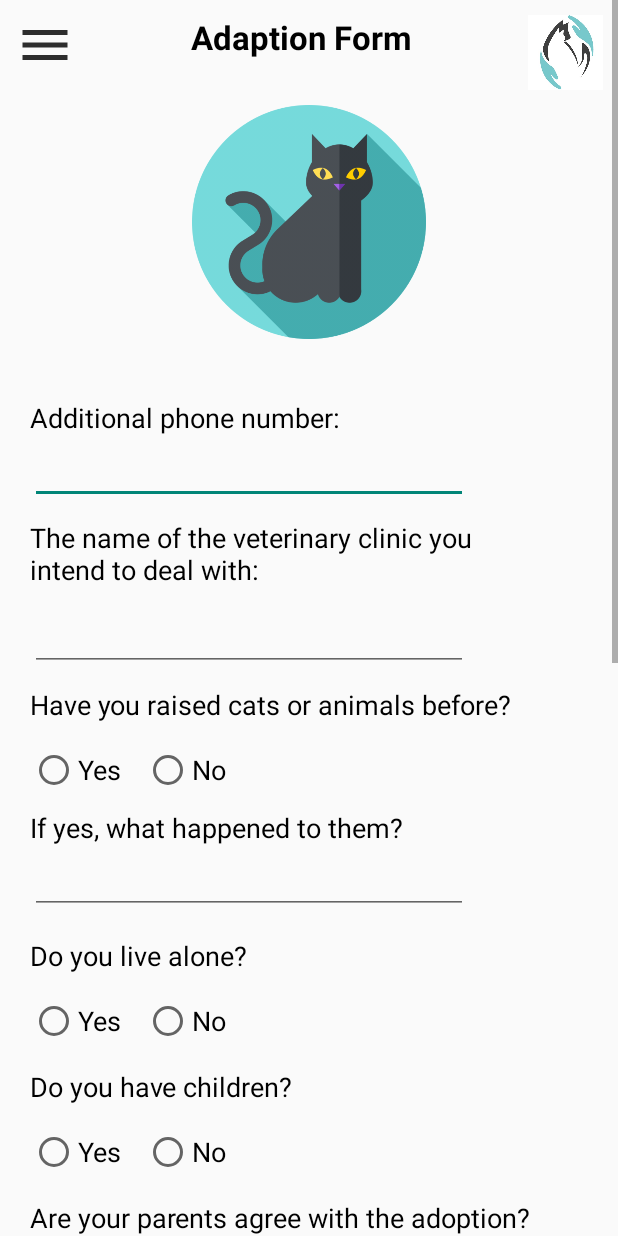
After one commit to Tbnaa/Tbnaa_v1, an Android app: the AdaptionForm screen opened directly, with no data from a screen before it, on a phone screen of 412 x 824 dp. The commit adds this screen. Run offline under Robolectric (Android 15) with nearby library versions, the phone set to English and light mode, and no system bars; 1 statement that could not run was skipped.

Commit message:
Completing Adaption Form

```diff
--- /dev/null
+++ b/app/src/main/java/com/example/tbnaaproject/ui/AdaptionForm.java
@@ -0,0 +1,16 @@
+package com.example.tbnaaproject.ui;
+
+import androidx.appcompat.app.AppCompatActivity;
+
+import android.os.Bundle;
+
+import com.example.tbnaaproject.R;
+
+public class AdaptionForm extends AppCompatActivity {
+
+    @Override
+    protected void onCreate(Bundle savedInstanceState) {
+        super.onCreate(savedInstanceState);
+        setContentView(R.layout.activity_adaption_form);
+    }
+}
--- /dev/null
+++ b/app/src/main/res/layout/activity_adaption_form.xml
@@ -0,0 +1,571 @@
+<?xml version="1.0" encoding="utf-8"?>
+<RelativeLayout xmlns:android="http://schemas.android.com/apk/res/android"
+    xmlns:app="http://schemas.android.com/apk/res-auto"
+    xmlns:tools="http://schemas.android.com/tools"
+    android:layout_width="match_parent"
+    android:layout_height="match_parent"
+    tools:context=".ui.AdaptionForm">
+
+    <ScrollView
+        android:layout_width="match_parent"
+        android:layout_height="match_parent">
+
+        <TableLayout
+            android:layout_width="match_parent"
+            android:layout_height="match_parent">
+
+            <LinearLayout
+                android:layout_width="match_parent"
+                android:layout_height="wrap_content"
+                android:padding="10dp"
+                android:orientation="horizontal">
+
+                <ImageView
+                    android:layout_width="40dp"
+                    android:layout_height="40dp"
+                    android:layout_alignParentLeft="true"
+                    android:contentDescription="humburger menu icon"
+                    android:src="@drawable/ic_menu"></ImageView>
+                //TODO: make the text changeable based on each page using the tool bar
+                <TextView
+                    android:layout_width="0dp"
+                    android:layout_weight="1"
+                    android:layout_height="wrap_content"
+                    android:text="Adaption Form"
+                    android:textColor="@android:color/black"
+                    android:gravity="center"
+                    android:textSize="22sp"
+                    android:textStyle="bold"></TextView>
+
+                <ImageView
+                    android:layout_width="50dp"
+                    android:layout_height="50dp"
+                    android:layout_alignParentRight="true"
+                    android:contentDescription="logo to be placed"
+                    android:src="@drawable/playstore"></ImageView>
+
+            </LinearLayout>
+
+            <TableRow
+                android:layout_width="match_parent"
+                android:layout_height="match_parent"
+                android:layout_marginTop="-70dp"/>
+
+            <ImageView
+                android:id="@+id/imageView"
+                android:layout_width="274dp"
+                android:layout_height="156dp"
+                android:layout_gravity="center_horizontal"
+                android:layout_marginTop="70dp"
+                android:src="@drawable/blackcat"
+                />
+
+            <TableRow
+                android:layout_width="match_parent"
+                android:layout_height="match_parent" >
+
+
+            </TableRow>
+
+            <TableRow
+                android:layout_width="match_parent"
+                android:layout_height="match_parent" >
+
+                <TextView
+                    android:id="@+id/catName_textView"
+                    android:layout_width="wrap_content"
+                    android:layout_height="wrap_content"
+                    android:layout_marginLeft="20dp"
+                    android:layout_weight="1"
+                    android:text="Additional phone number:"
+                    android:textColor="#000000"
+                    android:textSize="18sp"
+                    android:layout_marginTop="40dp"/>
+            </TableRow>
+
+            <TableRow
+                android:layout_width="match_parent"
+                android:layout_height="match_parent">
+
+                <EditText
+                    android:id="@+id/catName_editText"
+                    android:layout_width="wrap_content"
+                    android:layout_height="wrap_content"
+                    android:layout_weight="1"
+                    android:layout_marginRight="100dp"
+                    android:layout_marginLeft="20dp"
+                    android:ems="10"
+                    android:inputType="textPersonName" />
+            </TableRow>
+
+
+
+            <TableRow
+                android:layout_width="match_parent"
+                android:layout_height="match_parent" >
+
+                <TextView
+                    android:id="@+id/catAge_TextView1"
+                    android:layout_width="333dp"
+                    android:layout_height="wrap_content"
+                    android:layout_marginLeft="20dp"
+                    android:layout_marginTop="10dp"
+                    android:layout_weight="1"
+                    android:layout_marginRight="80dp"
+                    android:text="The name of the veterinary clinic you intend to deal with:"
+                    android:textColor="#000000"
+                    android:textSize="18sp" />
+            </TableRow>
+
+
+
+            <TableRow
+                android:layout_width="match_parent"
+                android:layout_height="match_parent" >
+
+                <EditText
+                    android:layout_marginTop="10dp"
+                    android:id="@+id/editTextTextMultiLine"
+                    android:layout_width="wrap_content"
+                    android:layout_height="wrap_content"
+                    android:ems="10"
+                    android:layout_weight="1"
+                    android:layout_marginRight="100dp"
+                    android:gravity="start|top"
+                    android:inputType="textMultiLine"
+                    android:layout_marginLeft="20dp"
+                    />
+            </TableRow>
+            <TableRow
+                android:layout_width="match_parent"
+                android:layout_height="match_parent" >
+
+                <TextView
+                    android:id="@+id/catAge_textView1"
+                    android:layout_width="wrap_content"
+                    android:layout_height="wrap_content"
+                    android:layout_marginLeft="20dp"
+                    android:layout_marginTop="10dp"
+                    android:layout_weight="1"
+                    android:text="Have you raised cats or animals before?"
+                    android:textColor="#000000"
+                    android:textSize="18sp" />
+            </TableRow>
+
+            <TableRow
+                android:layout_width="match_parent"
+                android:layout_height="match_parent" >
+
+
+                    <RadioGroup
+                        android:layout_marginTop="15dp"
+                        android:layout_width="wrap_content"
+                        android:layout_height="wrap_content"
+                        android:layout_weight="1"
+                        android:orientation="horizontal">
+
+                        <RadioButton
+                            android:id="@+id/ryadioButton35"
+                            android:layout_width="76dp"
+                            android:layout_height="wrap_content"
+                            android:layout_marginLeft="20dp"
+                            android:text="Yes"
+                            android:textSize="18sp" />
+
+                        <RadioButton
+                            android:id="@+id/radio5Button246"
+                            android:layout_width="89dp"
+                            android:layout_height="wrap_content"
+                            android:layout_weight="1"
+                            android:text="No"
+                            android:textSize="18sp" />Size="18sp" />
+                    </RadioGroup>
+
+            </TableRow>
+            <TableRow
+                android:layout_width="match_parent"
+                android:layout_height="match_parent" >
+
+                <TextView
+                    android:id="@+id/catName_textView3"
+                    android:layout_width="wrap_content"
+                    android:layout_height="wrap_content"
+                    android:layout_marginLeft="20dp"
+                    android:layout_marginTop="10dp"
+                    android:layout_weight="1"
+                    android:text="If yes, what happened to them?"
+                    android:textColor="#000000"
+                    android:textSize="18sp" />
+            </TableRow>
+
+            <TableRow
+                android:layout_width="match_parent"
+                android:layout_height="match_parent"
+                android:layout_marginLeft="20dp"/>
+
+            <TableRow
+                android:layout_width="match_parent"
+                android:layout_height="match_parent" >
+
+                <EditText
+                    android:id="@+id/catAge_editText"
+                    android:layout_weight="1"
+                    android:layout_marginRight="100dp"
+                    android:layout_width="wrap_content"
+                    android:layout_height="wrap_content"
+                    android:ems="10"
+                    android:layout_marginLeft="20dp"
+                    android:inputType="textPersonName" />
+
+            </TableRow>
+            <TableRow
+                android:layout_width="match_parent"
+                android:layout_height="match_parent" >
+
+            </TableRow>
+            <TableRow
+                android:layout_width="match_parent"
+                android:layout_height="match_parent" >
+
+                <TextView
+                    android:id="@+id/catAge_textView156"
+                    android:layout_width="wrap_content"
+                    android:layout_height="wrap_content"
+                    android:layout_marginLeft="20dp"
+                    android:layout_marginTop="15dp"
+                    android:layout_weight="1"
+                    android:text="Do you live alone?"
+                    android:textColor="#000000"
+                    android:textSize="18sp" />
+            </TableRow>
+
+            <TableRow
+                android:layout_width="match_parent"
+                android:layout_height="match_parent" >
+
+                <RadioGroup
+                    android:layout_marginTop="15dp"
+                    android:layout_width="wrap_content"
+                    android:layout_height="wrap_content"
+                    android:layout_weight="1"
+                    android:orientation="horizontal"
+                    >
+
+                    <RadioButton
+                        android:id="@+id/radioButton35"
+                        android:layout_width="76dp"
+                        android:layout_height="wrap_content"
+                        android:layout_marginLeft="20dp"
+                        android:text="Yes"
+                        android:textSize="18sp" />
+
+                    <RadioButton
+                        android:id="@+id/radioButton246"
+                        android:layout_width="89dp"
+                        android:layout_height="wrap_content"
+                        android:layout_weight="1"
+                        android:text="No"
+                        android:textSize="18sp" />
+                </RadioGroup>
+            </TableRow>
+
+            <TableRow
+                android:layout_width="match_parent"
+                android:layout_height="match_parent"
+                >
+
+                <TextView
+                    android:id="@+id/catAge_textView12424"
+                    android:layout_width="wrap_content"
+                    android:layout_height="wrap_content"
+                    android:layout_marginLeft="20dp"
+                    android:layout_marginTop="15dp"
+                    android:layout_weight="1"
+                    android:text="Do you have children?"
+                    android:textColor="#000000"
+                    android:textSize="18sp" />
+            </TableRow>
+            <TableRow
+                android:layout_width="match_parent"
+                android:layout_height="match_parent">
+
+                <RadioGroup
+                    android:layout_marginTop="15dp"
+                    android:layout_width="wrap_content"
+                    android:layout_height="wrap_content"
+                    android:orientation="horizontal"
+                    >
+
+                    <RadioButton
+                        android:id="@+id/radioButton897"
+                        android:layout_width="76dp"
+                        android:layout_height="wrap_content"
+                        android:layout_marginLeft="20dp"
+                        android:text="Yes"
+                        android:textSize="18sp" />
+
+                    <RadioButton
+                        android:id="@+id/radioButton66"
+                        android:layout_width="89dp"
+                        android:layout_height="wrap_content"
+                        android:layout_weight="1"
+                        android:text="No"
+                        android:textSize="18sp" />
+
+                </RadioGroup>
+            </TableRow>
+            <TableRow
+                android:layout_width="match_parent"
+                android:layout_height="match_parent" >
+
+                <TextView
+                    android:id="@+id/catAge_textVihew156"
+                    android:layout_width="wrap_content"
+                    android:layout_height="wrap_content"
+                    android:layout_marginLeft="20dp"
+                    android:layout_marginTop="15dp"
+                    android:layout_weight="1"
+                    android:text="Are your parents agree with the adoption?"
+                    android:textColor="#000000"
+                    android:textSize="18sp" />
+            </TableRow>
+
+            <TableRow
+                android:layout_width="match_parent"
+                android:layout_height="match_parent" >
+
+                <RadioGroup
+                    android:layout_marginTop="15dp"
+                    android:layout_width="wrap_content"
+                    android:layout_height="wrap_content"
+                    android:layout_weight="1"
+                    android:orientation="horizontal"
+                    >
+
+                    <RadioButton
+                        android:id="@+id/radioButton35l"
+                        android:layout_width="76dp"
+                        android:layout_height="wrap_content"
+                        android:layout_marginLeft="20dp"
+                        android:text="Yes"
+                        android:textSize="18sp" />
+
+                    <RadioButton
+                        android:id="@+id/radioButton246i"
+                        android:layout_width="89dp"
+                        android:layout_height="wrap_content"
+                        android:layout_weight="1"
+                        android:text="No"
+                        android:textSize="18sp" />
+                </RadioGroup>
+            </TableRow>
+            <TableRow
+                android:layout_width="match_parent"
+                android:layout_height="match_parent" >
+
+                <TextView
+                    android:id="@+id/catAge_tytextVihew156"
+                    android:layout_width="wrap_content"
+                    android:layout_height="wrap_content"
+                    android:layout_marginLeft="20dp"
+                    android:layout_marginTop="15dp"
+                    android:layout_weight="1"
+                    android:text="Does anyone in your family is allergic to cats?"
+                    android:textColor="#000000"
+                    android:textSize="18sp" />
+            </TableRow>
+
+            <TableRow
+                android:layout_width="match_parent"
+                android:layout_height="match_parent" >
+
+                <RadioGroup
+                    android:layout_marginTop="15dp"
+                    android:layout_width="wrap_content"
+                    android:layout_height="wrap_content"
+                    android:layout_weight="1"
+                    android:orientation="horizontal"
+                    >
+
+                    <RadioButton
+                        android:id="@+id/radioButtioon35l"
+                        android:layout_width="76dp"
+                        android:layout_height="wrap_content"
+                        android:layout_marginLeft="20dp"
+                        android:text="Yes"
+                        android:textSize="18sp" />
+
+                    <RadioButton
+                        android:id="@+id/radioB7utton246i"
+                        android:layout_width="89dp"
+                        android:layout_height="wrap_content"
+                        android:layout_weight="1"
+                        android:text="No"
+                        android:textSize="18sp" />
+                </RadioGroup>
+            </TableRow>
+            <TableRow
+                android:layout_width="match_parent"
+                android:layout_height="match_parent" >
+
+                <TextView
+                    android:id="@+id/catAge_textVi7hew156"
+                    android:layout_width="wrap_content"
+                    android:layout_height="wrap_content"
+                    android:layout_marginLeft="20dp"
+                    android:layout_marginTop="15dp"
+                    android:layout_weight="1"
+                    android:text="To whom this cat will be?"
+                    android:textColor="#000000"
+                    android:textSize="18sp" />
+            </TableRow>
+
+            <TableRow
+                android:layout_width="match_parent"
+                android:layout_height="match_parent" >
+
+                <RadioGroup
+                    android:layout_marginTop="15dp"
+                    android:layout_width="wrap_content"
+                    android:layout_height="wrap_content"
+                    android:layout_weight="1"
+                    android:orientation="horizontal"
+                    >
+
+                    <RadioButton
+                        android:id="@+id/radioButton3y5l"
+                        android:layout_width="76dp"
+                        android:layout_height="wrap_content"
+                        android:layout_marginLeft="20dp"
+                        android:text="Me"
+                        android:textSize="18sp"
+                        />
+
+                    <RadioButton
+                        android:id="@+id/radioButtton246i"
+                        android:layout_width="89dp"
+                        android:layout_height="wrap_content"
+                        android:layout_weight="1"
+                        android:text="For others"
+                        android:textSize="18sp" />
+                </RadioGroup>
+            </TableRow>
+            <TableRow
+                android:layout_width="match_parent"
+                android:layout_height="match_parent" >
+
+                <TextView
+                    android:id="@+id/catAge_tegxtVi7hew156"
+                    android:layout_width="wrap_content"
+                    android:layout_height="wrap_content"
+                    android:layout_marginLeft="20dp"
+                    android:layout_marginTop="15dp"
+                    android:layout_weight="1"
+                    android:text="Where will you put the cat?"
+                    android:textColor="#000000"
+                    android:textSize="18sp" />
+            </TableRow>
+
+            <TableRow
+                android:layout_width="match_parent"
+                android:layout_height="match_parent" >
+
+                <RadioGroup
+                    android:layout_marginTop="15dp"
+                    android:layout_width="wrap_content"
+                    android:layout_height="wrap_content"
+                    android:layout_weight="1"
+                    android:orientation="horizontal"
+                    >
+
+                    <RadioButton
+                        android:id="@+id/radioButtonl3y5l"
+                        android:layout_width="76dp"
+                        android:layout_height="wrap_content"
+                        android:layout_marginLeft="20dp"
+                        android:text="Inside the house"
+                        android:layout_marginTop="-9dp"
+                        android:textSize="18sp"
+                        android:layout_weight="3"
+                        />
+
+                    <RadioButton
+                        android:id="@+id/radioBputtton246i"
+                        android:layout_width="89dp"
+                        android:layout_height="wrap_content"
+                        android:layout_weight="1"
+                        android:text="Yard"
+                        android:textSize="18sp" />
+
+                <RadioButton
+                    android:id="@+id/radieoButtonl3y5l"
+                    android:layout_width="76dp"
+                    android:layout_height="wrap_content"
+                    android:layout_marginLeft="20dp"
+                    android:text="rooftop"
+                    android:textSize="18sp"
+                    android:layout_weight="1"
+                    />
+
+                </RadioGroup>
+        </TableRow>
+
+            <TableRow
+                android:layout_width="match_parent"
+                android:layout_height="match_parent" >
+
+                <TextView
+                    android:id="@+id/catName_textView356"
+                    android:layout_width="wrap_content"
+                    android:layout_height="172dp"
+                    android:layout_marginLeft="30dp"
+                    android:paddingTop="10dp"
+                    android:layout_marginTop="25dp"
+                    android:layout_marginRight="50dp"
+                    android:layout_weight="1"
+                    android:background="@drawable/design"
+                    android:fadeScrollbars="true"
+                    android:paddingLeft="12dp"
+                    android:text="I pledge and I swear God that I will do my best to take care of the cat, feed it, treat it when needed, provide a home for it, and not abandon it whatever the circumstances, and communicate with Tbnaa immediately if I'm not able to apply the rules above."
+                    android:textColor="#000000"
+                    android:textSize="18sp" />
+            </TableRow>
+            <TableRow
+                android:layout_width="match_parent"
+                android:layout_height="match_parent"
+                android:layout_marginLeft="20dp">
+
+            <RadioButton
+                android:id="@+id/radiottButtonl3y5l"
+                android:layout_width="wrap_content"
+                android:layout_height="wrap_content"
+                android:text="Agree"
+                android:layout_marginLeft="10dp"
+                android:layout_marginTop="10dp"
+                android:textSize="18sp"
+
+                />
+            </TableRow>
+            <Button
+                android:id="@+id/button"
+                android:layout_width="150dp"
+                android:layout_height="match_parent"
+                android:layout_marginLeft="16dp"
+                android:layout_marginRight="16dp"
+                android:layout_marginTop="25dp"
+                android:layout_marginBottom="16dp"
+                android:background="@drawable/design"
+                android:textSize="14sp"
+                android:layout_weight="2"
+                android:ems="10"
+                android:layout_gravity="center_horizontal"
+                android:text="Adapt"
+                android:gravity="center"
+
+                />
+
+
+
+        </TableLayout>
+    </ScrollView>
+</RelativeLayout>
--- a/app/src/main/res/layout/activity_adding_cat.xml
+++ b/app/src/main/res/layout/activity_adding_cat.xml
@@ -394,6 +394,7 @@
                 android:gravity="start|top"
                 android:inputType="textMultiLine"
             android:layout_marginLeft="20dp"
+            android:hint="Enter Cat's Story"
             />
         </TableRow>
     </TableLayout>
```
Also changed, not shown: app/src/main/AndroidManifest.xml (+10 -8 lines), app/src/main/res/drawable/syringee.png (added).
